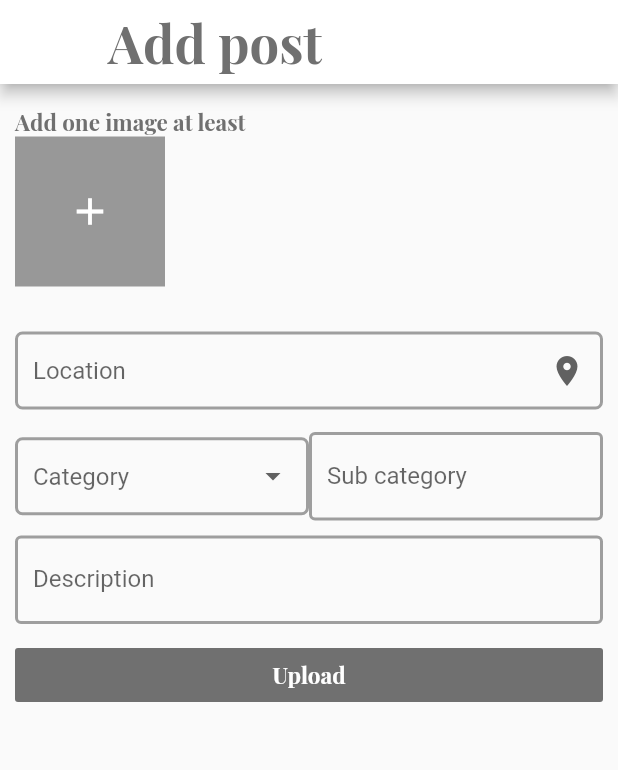
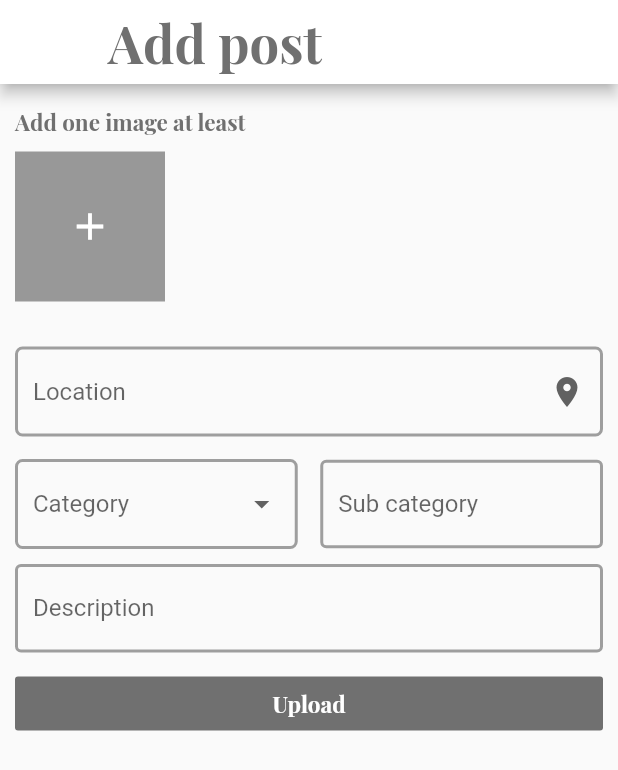
Before and after one commit to RaedGhazal/Give_it, a Flutter app: the AddPostPage screen opened by its route, on a phone screen of 412 x 824 dp. Shown: the top 770 px of the screen. Run offline on Flutter 3.47's test engine with Material 2 defaults, Android fonts, the phone set to English and light mode, and no system bars; our stand-ins replace file_picker, google_fonts, material_design_icons_flutter.

Commit message:
add post backend completed

```diff
--- a/mobile_app/lib/models/database.dart
+++ b/mobile_app/lib/models/database.dart
@@ -5,7 +5,7 @@ import 'package:flutter/foundation.dart';
 import 'package:http/http.dart' as http;
 
 //TODO: Add implementation.
-void addPost({
+Future<void> addPost({
   @required String phoneNumber,
   @required String userToken,
   @required List<List<String>> images,
--- a/mobile_app/lib/pages/addPostPage.dart
+++ b/mobile_app/lib/pages/addPostPage.dart
@@ -26,7 +26,10 @@ class _AddPostBodyState extends State<AddPostBody> {
   @override
   Widget build(BuildContext context) {
     if (isSignedIn) {
-      return ListView(
+      return Stack(
+        fit: StackFit.expand,
+        children: [
+          ListView(
             padding: EdgeInsets.only(top: 15, left: 10, right: 10),
             children: [
               //Add images.
@@ -34,6 +37,11 @@ class _AddPostBodyState extends State<AddPostBody> {
                 'Add one image at least',
                 style: Theme.of(context).textTheme.bodyText1,
               ),
+
+              SizedBox(
+                height: 10,
+              ),
+
               Container(
                 height: 100,
                 width: double.infinity,
@@ -52,7 +60,8 @@ class _AddPostBodyState extends State<AddPostBody> {
                           color: lightGrey,
                         ),
                         onTap: () async {
-                      filePickerResult = await FilePicker.platform.pickFiles(
+                          filePickerResult =
+                              await FilePicker.platform.pickFiles(
                             type: FileType.image,
                             allowCompression: true,
                             allowMultiple: true,
@@ -65,10 +74,13 @@ class _AddPostBodyState extends State<AddPostBody> {
                     ),
                     if (filePickerResult != null)
                       for (int i = 0; i < filePickerResult.files.length; i++)
-                    Container(
+                        AspectRatio(
+                          aspectRatio: 1,
+                          child: Container(
                             child: Image.memory(
                               filePickerResult.files[i].bytes,
                               fit: BoxFit.cover,
+                            ),
                           ),
                         ),
                   ],
@@ -115,7 +127,7 @@ class _AddPostBodyState extends State<AddPostBody> {
                   ),
 
                   const SizedBox(
-                height: 10,
+                    width: 15,
                   ),
 
                   //Sub-category
@@ -210,10 +222,14 @@ class _AddPostBodyState extends State<AddPostBody> {
                     country: 'jordan',
                     city: location.governorate,
                     description: _descriptionController.text.trim(),
-              );
+                  ).then((value) {
+                    Navigator.pop(context);
+                  }).then((value) => Navigator.of(context).pop());
 
                   setState(() {});
                 },
+              ),
+            ],
           ),
         ],
       );
--- a/mobile_app/lib/themes.dart
+++ b/mobile_app/lib/themes.dart
@@ -60,4 +60,5 @@ final defaultTheme = ThemeData(
       ),
     ),
   ),
+  indicatorColor: grey,
 );
--- a/mobile_app/lib/widgets.dart
+++ b/mobile_app/lib/widgets.dart
@@ -60,6 +60,7 @@ class RoundedDropDownButton<T> extends StatelessWidget {
   @override
   Widget build(BuildContext context) {
     return Container(
+      height: 60,
       decoration: const ShapeDecoration(
         shape: RoundedRectangleBorder(
           side: BorderSide(
```
Also changed, not shown: mobile_app/lib/main.dart (+2 -11 lines). Lines whose indentation alone changed are shown as unchanged.
